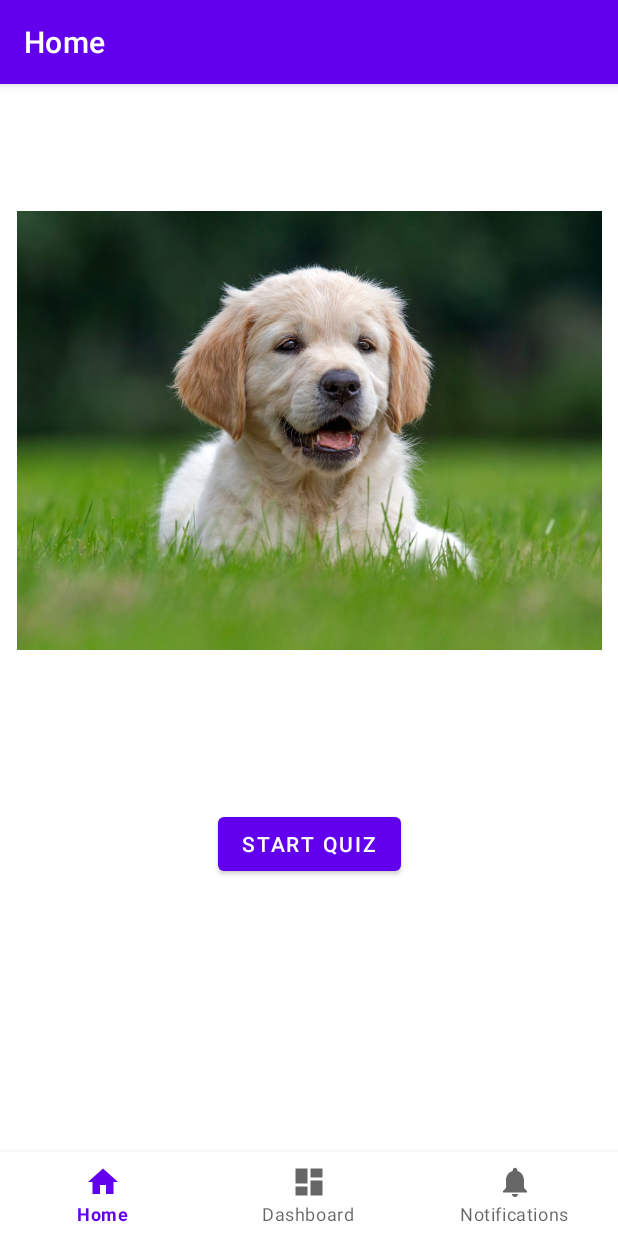
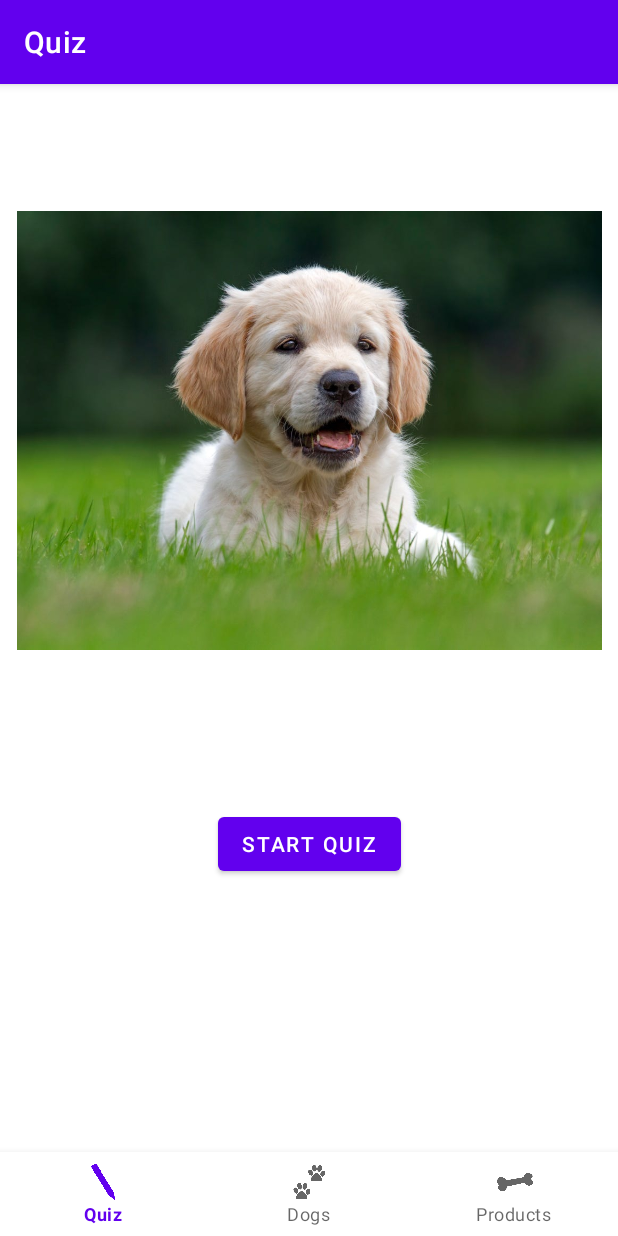
Before and after one commit to alyzadiaz/dogopedia, an Android app: the screen it shows after launch (MainActivity), on a phone screen of 412 x 824 dp. Run offline under Robolectric (Android 15) with nearby library versions, the phone set to English and light mode, and no system bars; our stand-ins replace navigation-ui.

Commit message:
Changed tabs to match content and added a splash screen.

```diff
--- a/app/src/main/AndroidManifest.xml
+++ b/app/src/main/AndroidManifest.xml
@@ -11,7 +11,8 @@
         android:theme="@style/Theme.Dogopedia">
         <activity
             android:name=".MainActivity"
-            android:label="@string/app_name">
+            android:label="@string/app_name"
+            android:theme="@style/SplashTheme">
             <intent-filter>
                 <action android:name="android.intent.action.MAIN" />
 
--- a/app/src/main/java/com/example/dogopedia/MainActivity.java
+++ b/app/src/main/java/com/example/dogopedia/MainActivity.java
@@ -14,6 +14,7 @@ public class MainActivity extends AppCompatActivity {
 
     @Override
     protected void onCreate(Bundle savedInstanceState) {
+        setTheme(R.style.Theme_Dogopedia);
         super.onCreate(savedInstanceState);
         setContentView(R.layout.activity_main);
         BottomNavigationView navView = findViewById(R.id.nav_view);
--- /dev/null
+++ b/app/src/main/res/drawable/splash_screen.xml
@@ -0,0 +1,10 @@
+<?xml version="1.0" encoding="utf-8"?>
+<layer-list xmlns:android="http://schemas.android.com/apk/res/android"
+    android:opacity="opaque">
+    <item android:drawable="@color/white"/>
+    <item>
+        <bitmap
+            android:gravity="center"
+            android:src="@drawable/logo"/>
+    </item>
+</layer-list>
--- a/app/src/main/res/menu/bottom_nav_menu.xml
+++ b/app/src/main/res/menu/bottom_nav_menu.xml
@@ -3,17 +3,17 @@
 
     <item
         android:id="@+id/navigation_home"
-        android:icon="@drawable/ic_home_black_24dp"
+        android:icon="@drawable/pencil"
         android:title="@string/title_home" />
 
     <item
         android:id="@+id/navigation_dashboard"
-        android:icon="@drawable/ic_dashboard_black_24dp"
+        android:icon="@drawable/paws"
         android:title="@string/title_dashboard" />
 
     <item
         android:id="@+id/navigation_notifications"
-        android:icon="@drawable/ic_notifications_black_24dp"
+        android:icon="@drawable/bone"
         android:title="@string/title_notifications" />
 
 </menu>
--- a/app/src/main/res/values/strings.xml
+++ b/app/src/main/res/values/strings.xml
@@ -1,8 +1,8 @@
 <resources>
     <string name="app_name">Dogopedia</string>
-    <string name="title_home">Home</string>
-    <string name="title_dashboard">Dashboard</string>
-    <string name="title_notifications">Notifications</string>
+    <string name="title_home">Quiz</string>
+    <string name="title_dashboard">Dogs</string>
+    <string name="title_notifications">Products</string>
     <string name="option_1">Option 1</string>
     <string name="option_2">Option 2</string>
 
--- /dev/null
+++ b/app/src/main/res/values/styles.xml
@@ -0,0 +1,6 @@
+<?xml version="1.0" encoding="utf-8"?>
+<resources>
+    <style name="SplashTheme" parent="Theme.Dogopedia">
+        <item name="android:windowBackground">@drawable/splash_screen</item>
+    </style>
+</resources>
--- a/build.gradle
+++ b/build.gradle
@@ -5,7 +5,7 @@ buildscript {
         jcenter()
     }
     dependencies {
-        classpath "com.android.tools.build:gradle:4.1.2"
+        classpath 'com.android.tools.build:gradle:4.1.3'
 
         // NOTE: Do not place your application dependencies here; they belong
         // in the individual module build.gradle files
```
Also changed, not shown: app/src/main/res/drawable/bone.png (added), app/src/main/res/drawable/logo.png (added), app/src/main/res/drawable/paws.png (added), app/src/main/res/drawable/pencil.png (added).
